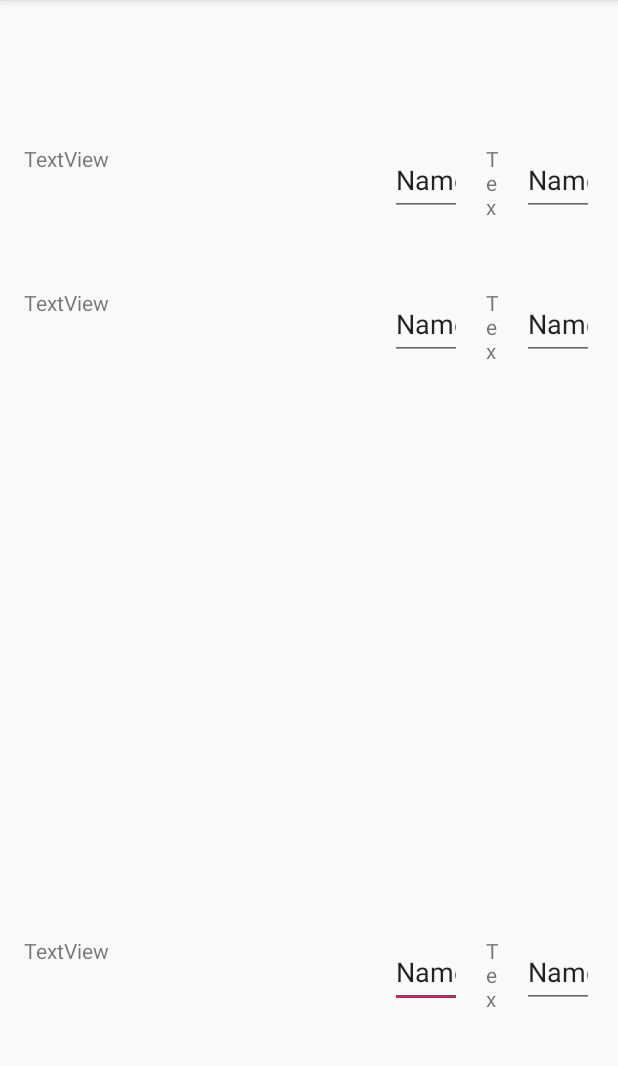
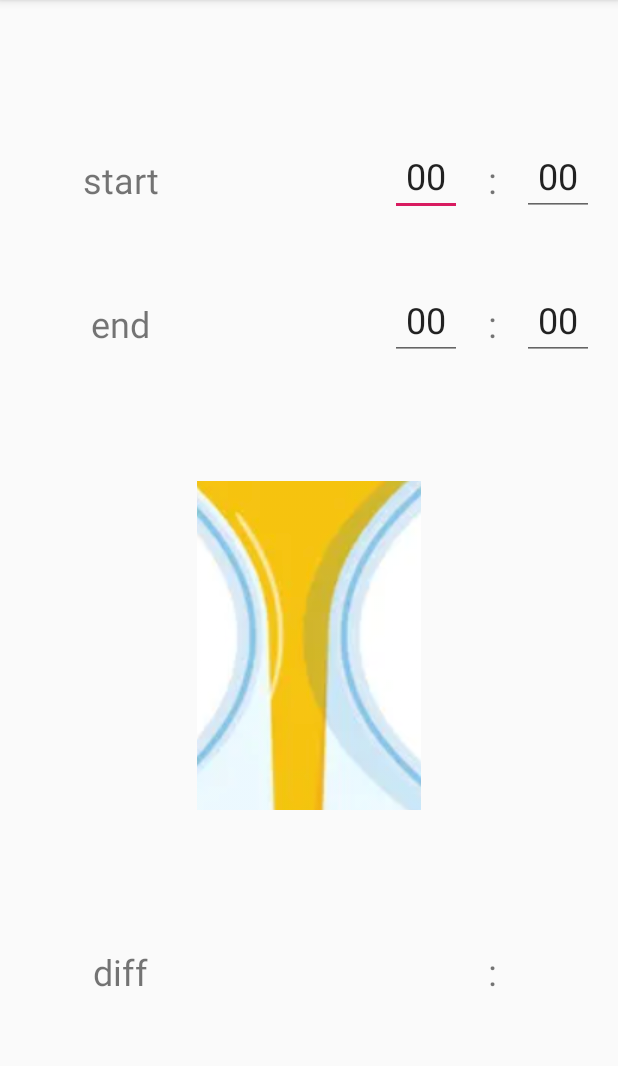
Before and after one commit to forrestpark/UIMA, an Android app: the CalculateActivity screen opened directly, with no data from a screen before it, on a phone screen of 412 x 824 dp, the part 84-1150 px from its top. Run offline under Robolectric (Android 15) with nearby library versions, the phone set to English and light mode, and no system bars.

Commit message:
working on calculate functions

```diff
--- a/StressHits/app/src/main/java/com/uima/joanne/stresshits/CalculateActivity.java
+++ b/StressHits/app/src/main/java/com/uima/joanne/stresshits/CalculateActivity.java
@@ -2,12 +2,39 @@ package com.uima.joanne.stresshits;
 
 import android.support.v7.app.AppCompatActivity;
 import android.os.Bundle;
+import android.view.View;
+import android.widget.EditText;
 
 public class CalculateActivity extends AppCompatActivity {
+
+    private int startHour, startMin, endHour, endMin;
 
     @Override
     protected void onCreate(Bundle savedInstanceState) {
         super.onCreate(savedInstanceState);
         setContentView(R.layout.activity_calculate);
     }
+
+    public void onButtonClick(View view) {
+        EditText editStartHour = (EditText) findViewById(R.id.startHour);
+        startHour = Integer.parseInt(editStartHour.getText().toString());
+        EditText editStartMin = (EditText) findViewById(R.id.startMin);
+        startHour = Integer.parseInt(editStartMin.getText().toString());
+        EditText editEndHour = (EditText) findViewById(R.id.endHour);
+        startHour = Integer.parseInt(editEndHour.getText().toString());
+        EditText editEndMin = (EditText) findViewById(R.id.endMin);
+        startHour = Integer.parseInt(editEndMin.getText().toString());
+
+        if (isLegalHour(startHour) && isLegalMin(startMin) &&
+            isLegalHour(endHour) && isLegalMin(endMin)) {
+            // calculate time diff
+        }
+    }
+
+    private boolean isLegalMin(int min) {
+        return min >= 0 && min <= 59;
+    }
+    private boolean isLegalHour(int hour) {
+        return hour >= 0 && hour <= 23;
+    }
 }
--- a/StressHits/app/src/main/res/layout/activity_calculate.xml
+++ b/StressHits/app/src/main/res/layout/activity_calculate.xml
@@ -6,27 +6,20 @@
     android:layout_height="match_parent"
     tools:context=".CalculateActivity">
 
-    <TextView
-        android:id="@+id/diffText"
-        android:layout_width="128dp"
-        android:layout_height="48dp"
-        android:layout_marginStart="16dp"
-        android:layout_marginBottom="96dp"
-        android:text="TextView"
-        app:layout_constraintBottom_toBottomOf="parent"
-        app:layout_constraintStart_toStartOf="parent" />
-
     <EditText
-        android:id="@+id/diffHour"
+        android:id="@+id/startHour"
         android:layout_width="48dp"
         android:layout_height="48dp"
+        android:layout_marginTop="96dp"
         android:layout_marginEnd="16dp"
-        android:layout_marginBottom="96dp"
         android:ems="10"
+        android:gravity="center"
         android:inputType="textPersonName"
-        android:text="Name"
-        app:layout_constraintBottom_toBottomOf="parent"
-        app:layout_constraintEnd_toStartOf="@+id/diffColon" />
+        android:text="@string/default_num"
+        android:textAlignment="center"
+        android:textSize="24sp"
+        app:layout_constraintEnd_toStartOf="@+id/startColon"
+        app:layout_constraintTop_toTopOf="parent" />
 
     <TextView
         android:id="@+id/diffColon"
@@ -35,22 +28,12 @@
         android:layout_marginEnd="16dp"
         android:layout_marginBottom="96dp"
         android:layout_weight="1"
-        android:text="TextView"
+        android:gravity="center"
+        android:text="@string/colon"
+        android:textAlignment="center"
+        android:textSize="24sp"
         app:layout_constraintBottom_toBottomOf="parent"
         app:layout_constraintEnd_toStartOf="@+id/diffMin" />
-
-    <EditText
-        android:id="@+id/diffMin"
-        android:layout_width="48dp"
-        android:layout_height="48dp"
-        android:layout_marginEnd="16dp"
-        android:layout_marginBottom="96dp"
-        android:layout_weight="1"
-        android:ems="10"
-        android:inputType="textPersonName"
-        android:text="Name"
-        app:layout_constraintBottom_toBottomOf="parent"
-        app:layout_constraintEnd_toEndOf="parent" />
 
     <TextView
         android:id="@+id/endText"
@@ -58,9 +41,67 @@
         android:layout_height="48dp"
         android:layout_marginStart="16dp"
         android:layout_marginTop="48dp"
-        android:text="TextView"
+        android:gravity="center"
+        android:text="@string/end"
+        android:textAlignment="center"
+        android:textSize="24sp"
         app:layout_constraintStart_toStartOf="parent"
         app:layout_constraintTop_toBottomOf="@+id/startText" />
+
+    <EditText
+        android:id="@+id/endHour"
+        android:layout_width="48dp"
+        android:layout_height="48dp"
+        android:layout_marginTop="48dp"
+        android:layout_marginEnd="16dp"
+        android:ems="10"
+        android:gravity="center"
+        android:inputType="textPersonName"
+        android:text="@string/default_num"
+        android:textAlignment="center"
+        android:textSize="24sp"
+        app:layout_constraintEnd_toStartOf="@+id/endColon"
+        app:layout_constraintTop_toBottomOf="@+id/startHour" />
+
+    <TextView
+        android:id="@+id/diffText"
+        android:layout_width="128dp"
+        android:layout_height="48dp"
+        android:layout_marginStart="16dp"
+        android:layout_marginBottom="96dp"
+        android:gravity="center"
+        android:text="@string/diff"
+        android:textAlignment="center"
+        android:textSize="24sp"
+        app:layout_constraintBottom_toBottomOf="parent"
+        app:layout_constraintStart_toStartOf="parent" />
+
+    <TextView
+        android:id="@+id/startColon"
+        android:layout_width="8dp"
+        android:layout_height="48dp"
+        android:layout_marginTop="96dp"
+        android:layout_marginEnd="16dp"
+        android:layout_weight="1"
+        android:gravity="center"
+        android:text="@string/colon"
+        android:textAlignment="center"
+        android:textSize="24sp"
+        app:layout_constraintEnd_toStartOf="@+id/startMin"
+        app:layout_constraintTop_toTopOf="parent" />
+
+    <TextView
+        android:id="@+id/startText"
+        android:layout_width="128dp"
+        android:layout_height="48dp"
+        android:layout_marginStart="16dp"
+        android:layout_marginTop="96dp"
+        android:gravity="center"
+        android:text="@string/start"
+        android:textAlignment="center"
+        android:textSize="24sp"
+        app:layout_constraintStart_toStartOf="parent"
+        app:layout_constraintTop_toTopOf="parent" />
 
     <EditText
         android:id="@+id/endMin"
@@ -70,44 +111,27 @@
         android:layout_marginEnd="16dp"
         android:layout_weight="1"
         android:ems="10"
+        android:gravity="center"
         android:inputType="textPersonName"
-        android:text="Name"
+        android:text="@string/default_num"
+        android:textAlignment="center"
+        android:textSize="24sp"
         app:layout_constraintEnd_toEndOf="parent"
         app:layout_constraintTop_toBottomOf="@+id/startMin" />
 
-    <EditText
-        android:id="@+id/endHour"
-        android:layout_width="48dp"
+    <TextView
+        android:id="@+id/endColon"
+        android:layout_width="8dp"
         android:layout_height="48dp"
         android:layout_marginTop="48dp"
         android:layout_marginEnd="16dp"
-        android:ems="10"
-        android:inputType="textPersonName"
-        android:text="Name"
-        app:layout_constraintEnd_toStartOf="@+id/endColon"
-        app:layout_constraintTop_toBottomOf="@+id/startHour" />
-
-    <TextView
-        android:id="@+id/startText"
-        android:layout_width="128dp"
-        android:layout_height="48dp"
-        android:layout_marginStart="16dp"
-        android:layout_marginTop="96dp"
-        android:text="TextView"
-        app:layout_constraintStart_toStartOf="parent"
-        app:layout_constraintTop_toTopOf="parent" />
-
-    <EditText
-        android:id="@+id/startHour"
-        android:layout_width="48dp"
-        android:layout_height="48dp"
-        android:layout_marginTop="96dp"
-        android:layout_marginEnd="16dp"
-        android:ems="10"
-        android:inputType="textPersonName"
-        android:text="Name"
-        app:layout_constraintEnd_toStartOf="@+id/startColon"
-        app:layout_constraintTop_toTopOf="parent" />
+        android:layout_weight="1"
+        android:gravity="center"
+        android:text="@string/colon"
+        android:textAlignment="center"
+        android:textSize="24sp"
+        app:layout_constraintEnd_toStartOf="@+id/endMin"
+        app:layout_constraintTop_toBottomOf="@+id/startColon" />
 
     <EditText
         android:id="@+id/startMin"
@@ -117,31 +141,43 @@
         android:layout_marginEnd="16dp"
         android:layout_weight="1"
         android:ems="10"
+        android:gravity="center"
         android:inputType="textPersonName"
-        android:text="Name"
+        android:text="@string/default_num"
+        android:textAlignment="center"
+        android:textSize="24sp"
         app:layout_constraintEnd_toEndOf="parent"
         app:layout_constraintTop_toTopOf="parent" />
 
-    <TextView
-        android:id="@+id/startColon"
-        android:layout_width="8dp"
-        android:layout_height="48dp"
-        android:layout_marginTop="96dp"
-        android:layout_marginEnd="16dp"
-        android:layout_weight="1"
-        android:text="TextView"
-        app:layout_constraintEnd_toStartOf="@+id/startMin"
-        app:layout_constraintTop_toTopOf="parent" />
+    <ImageButton
+        android:id="@+id/imageButton4"
+        android:layout_width="149dp"
+        android:layout_height="219dp"
+        app:layout_constraintBottom_toBottomOf="parent"
+        app:layout_constraintEnd_toEndOf="parent"
+        app:layout_constraintStart_toStartOf="parent"
+        app:layout_constraintTop_toTopOf="parent"
+        app:layout_constraintVertical_bias="0.585"
+        app:srcCompat="@drawable/hourglass" />
 
     <TextView
-        android:id="@+id/endColon"
-        android:layout_width="8dp"
+        android:id="@+id/diffMin"
+        android:layout_width="48dp"
         android:layout_height="48dp"
-        android:layout_marginTop="48dp"
         android:layout_marginEnd="16dp"
-        android:layout_weight="1"
-        android:text="TextView"
-        app:layout_constraintEnd_toStartOf="@+id/endMin"
-        app:layout_constraintTop_toBottomOf="@+id/startColon" />
+        android:layout_marginBottom="96dp"
+        android:textAlignment="center"
+        app:layout_constraintBottom_toBottomOf="parent"
+        app:layout_constraintEnd_toEndOf="parent" />
+
+    <TextView
+        android:id="@+id/diffHour"
+        android:layout_width="48dp"
+        android:layout_height="48dp"
+        android:layout_marginEnd="16dp"
+        android:layout_marginBottom="96dp"
+        android:textAlignment="center"
+        app:layout_constraintBottom_toBottomOf="parent"
+        app:layout_constraintEnd_toStartOf="@+id/diffColon" />
 
 </android.support.constraint.ConstraintLayout>
--- a/StressHits/app/src/main/res/values/strings.xml
+++ b/StressHits/app/src/main/res/values/strings.xml
@@ -11,6 +11,7 @@
     <string name="hits_msg">#hits:</string>
     <string name="title_activity_hits">HitsActivity</string>
     <string name="title_activity_calculate">CalculateActivity</string>
+    <string name="default_num">00</string>
     <string name="colon">:</string>
     <string name="start">start</string>
     <string name="end">end</string>
```
